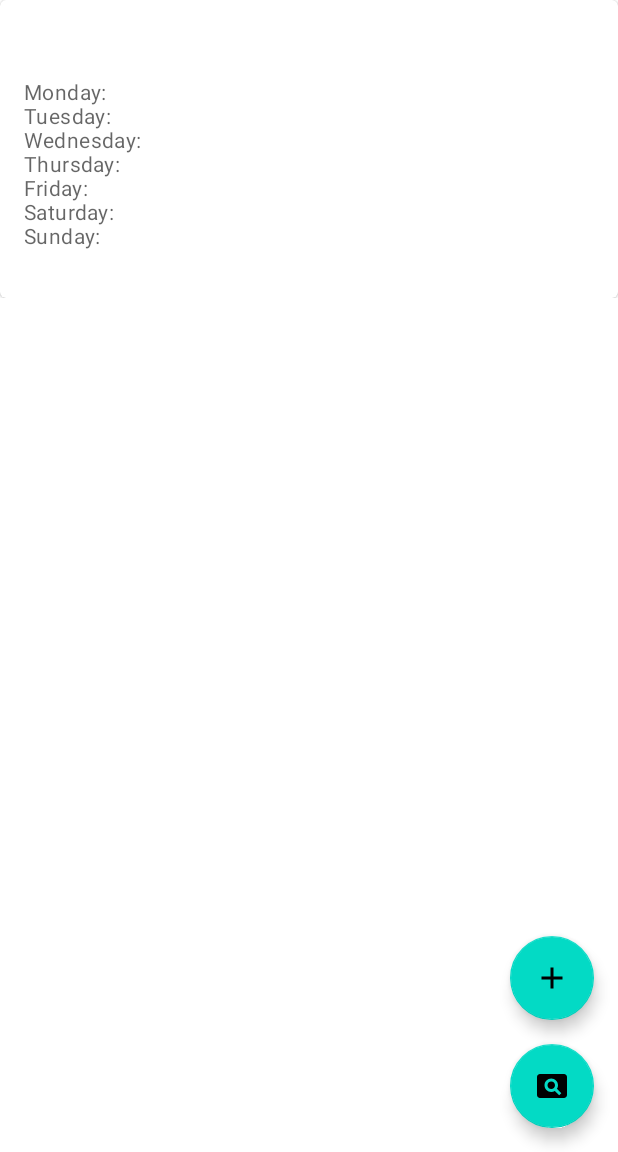
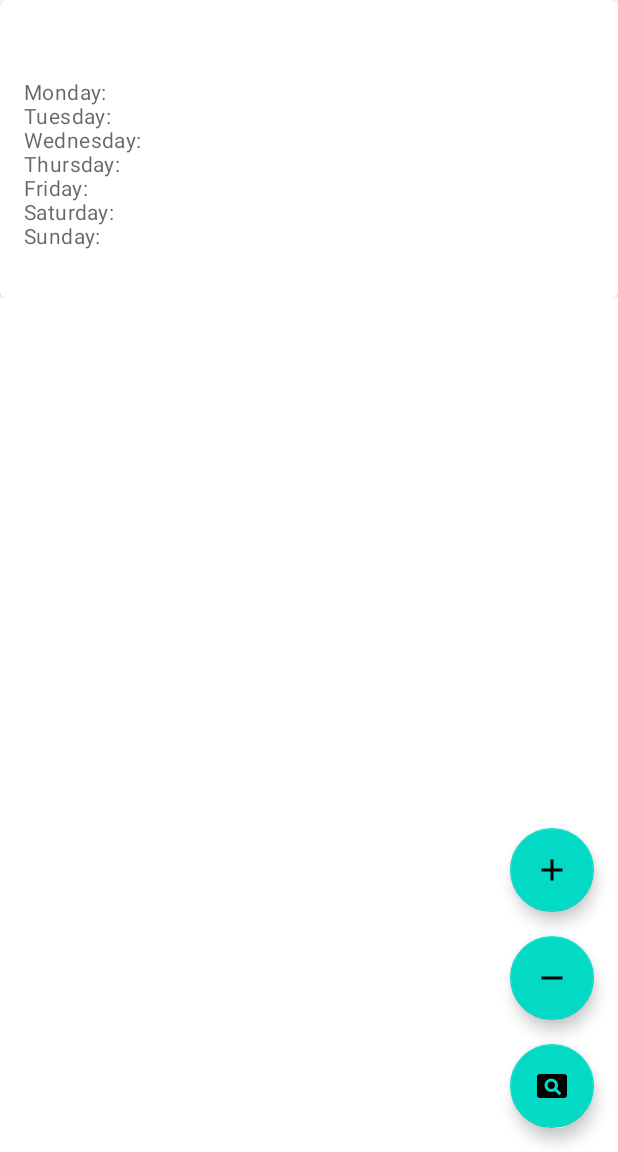
Before and after one commit to Tyler-Johnston/CS2410-WorkoutPlanner, an Android app: the fragment CreatePlanFragment placed in its activity, in the side drawer, after a tap on "Plan", on a phone screen of 412 x 824 dp, the part 84-1236 px from its top. Run offline under Robolectric (Android 15) with nearby library versions, the phone set to English and light mode, and no system bars; 1 statement that could not run was skipped.

```diff
--- a/app/src/main/java/com/tylerjohnston/workoutapp/Models/Plan.java
+++ b/app/src/main/java/com/tylerjohnston/workoutapp/Models/Plan.java
@@ -2,6 +2,7 @@ package com.tylerjohnston.workoutapp.Models;
 
 public class Plan {
 
+    public int id;
     public String Title;
     public String Monday;
     public String Tuesday;
--- a/app/src/main/java/com/tylerjohnston/workoutapp/PlansAdapter.java
+++ b/app/src/main/java/com/tylerjohnston/workoutapp/PlansAdapter.java
@@ -7,8 +7,8 @@ import android.widget.TextView;
 
 import androidx.annotation.NonNull;
 import androidx.databinding.ObservableArrayList;
+import androidx.databinding.ObservableList;
 import androidx.recyclerview.widget.RecyclerView;
-
 import com.tylerjohnston.workoutapp.Models.Plan;
 
 public class PlansAdapter extends RecyclerView.Adapter<PlansAdapter.ViewHolder> {
@@ -17,6 +17,36 @@ public class PlansAdapter extends RecyclerView.Adapter<PlansAdapter.ViewHolder>
 
     public PlansAdapter(ObservableArrayList<Plan> plans) {
         this.plans = plans;
+        this.plans.addOnListChangedCallback(new ObservableList.OnListChangedCallback<ObservableList<Plan>>() {
+            @Override
+            public void onChanged(ObservableList<Plan> sender) {
+                notifyDataSetChanged();
+            }
+
+            @Override
+            public void onItemRangeChanged(ObservableList<Plan> sender, int positionStart, int itemCount) {
+
+                notifyItemRangeChanged(positionStart, itemCount);
+            }
+
+            @Override
+            public void onItemRangeInserted(ObservableList<Plan> sender, int positionStart, int itemCount) {
+
+                notifyItemRangeInserted(positionStart, itemCount);
+            }
+
+            @Override
+            public void onItemRangeMoved(ObservableList<Plan> sender, int fromPosition, int toPosition, int itemCount) {
+
+                notifyItemMoved(fromPosition, toPosition);
+            }
+
+            @Override
+            public void onItemRangeRemoved(ObservableList<Plan> sender, int positionStart, int itemCount) {
+
+                notifyItemRangeRemoved(positionStart, itemCount);
+            }
+        });
 
     }
 
@@ -36,7 +66,6 @@ public class PlansAdapter extends RecyclerView.Adapter<PlansAdapter.ViewHolder>
 
         TextView descTextView = (TextView)holder.itemView.findViewById(R.id.planDesc);
         descTextView.setText(plans.get(position).Description);
-
     }
 
     @Override
--- a/app/src/main/java/com/tylerjohnston/workoutapp/ViewModels/PlanViewModel.java
+++ b/app/src/main/java/com/tylerjohnston/workoutapp/ViewModels/PlanViewModel.java
@@ -6,8 +6,6 @@ import androidx.lifecycle.ViewModel;
 import com.tylerjohnston.workoutapp.Models.Plan;
 
 public class PlanViewModel extends ViewModel {
-
-    // Nov 19th lecture
 
     private ObservableArrayList<Plan> plans = new ObservableArrayList<>();
 
@@ -35,18 +33,18 @@ public class PlanViewModel extends ViewModel {
         }
         newPlan.Description = buildDesc;
 
-        // add to data base
+        // add to database
         plans.add(newPlan);
 
     }
 
-    public void deletePlan(Plan plan) {
-
+    public void deletePlan(int index) {
+        plans.remove(plans.get(index));
     }
 
-    public void updatePlan(Plan plan, String newContent) {
-
-    }
+//    public void updatePlan(Plan plan, String newContent) {
+//
+//    }
 
 
 }
--- /dev/null
+++ b/app/src/main/res/drawable/ic_baseline_remove_24.xml
@@ -0,0 +1,10 @@
+<vector xmlns:android="http://schemas.android.com/apk/res/android"
+    android:width="24dp"
+    android:height="24dp"
+    android:viewportWidth="24"
+    android:viewportHeight="24"
+    android:tint="?attr/colorControlNormal">
+  <path
+      android:fillColor="@android:color/white"
+      android:pathData="M19,13H5v-2h14v2z"/>
+</vector>
--- a/app/src/main/res/layout/fragment_plan.xml
+++ b/app/src/main/res/layout/fragment_plan.xml
@@ -24,7 +24,7 @@
         android:layout_marginBottom="16dp"
         android:clickable="true"
         android:src="@drawable/ic_baseline_add_24"
-        app:layout_constraintBottom_toTopOf="@+id/viewPlanIdeasButton"
+        app:layout_constraintBottom_toTopOf="@+id/removePlanButton"
         app:layout_constraintEnd_toEndOf="parent" />
 
     <com.google.android.material.floatingactionbutton.FloatingActionButton
@@ -38,4 +38,15 @@
         app:layout_constraintBottom_toBottomOf="parent"
         app:layout_constraintEnd_toEndOf="parent" />
 
+    <com.google.android.material.floatingactionbutton.FloatingActionButton
+        android:id="@+id/removePlanButton"
+        android:layout_width="wrap_content"
+        android:layout_height="wrap_content"
+        android:layout_marginEnd="16dp"
+        android:layout_marginBottom="16dp"
+        android:clickable="true"
+        android:src="@drawable/ic_baseline_remove_24"
+        app:layout_constraintBottom_toTopOf="@+id/viewPlanIdeasButton"
+        app:layout_constraintEnd_toEndOf="parent" />
+
 </androidx.constraintlayout.widget.ConstraintLayout>
--- a/app/src/main/res/layout/plan_item.xml
+++ b/app/src/main/res/layout/plan_item.xml
@@ -4,7 +4,6 @@
     xmlns:tools="http://schemas.android.com/tools"
     android:layout_width="match_parent"
     android:layout_height="wrap_content">
-
 
     <com.google.android.material.card.MaterialCardView
         android:layout_width="match_parent"
```
Also changed, not shown: app/src/main/java/com/tylerjohnston/workoutapp/PlanFragment.java (+16 -3 lines), app/src/main/java/com/tylerjohnston/workoutapp/RemovePlanFragment.java (added, +35 -0 lines), app/src/main/res/layout/fragment_remove_plan.xml (added, +31 -0 lines).
